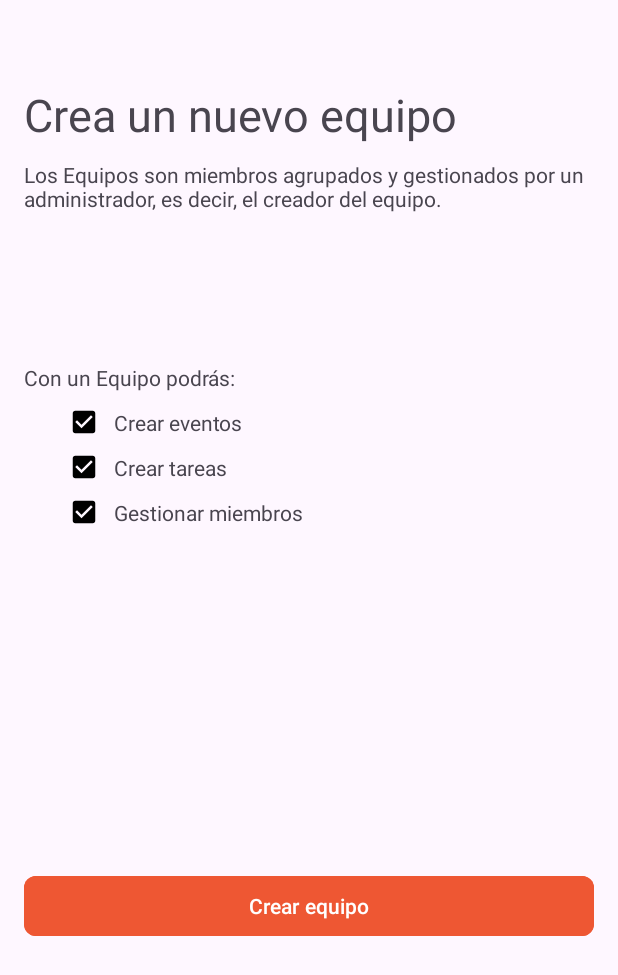
After one commit to isaurus/ggmanager.frontend.android, an Android app: the fragment InfoCreateTeamFragment shown on its own in the app's theme, on a phone screen of 412 x 824 dp. The commit adds this screen. Shown: the top 975 px of the screen. Run offline under Robolectric (Android 15) with nearby library versions, the phone set to English and light mode, and no system bars; our stand-ins replace Dagger/Hilt's generated code.

Commit message:
Feature Team

```diff
--- /dev/null
+++ b/app/src/main/java/com/isaac/ggmanager/ui/home/team/InfoCreateTeamFragment.java
@@ -0,0 +1,46 @@
+package com.isaac.ggmanager.ui.home.team;
+
+import android.os.Bundle;
+
+import androidx.annotation.NonNull;
+import androidx.annotation.Nullable;
+import androidx.fragment.app.Fragment;
+import androidx.navigation.Navigation;
+
+import android.view.LayoutInflater;
+import android.view.View;
+import android.view.ViewGroup;
+
+import com.isaac.ggmanager.R;
+import com.isaac.ggmanager.databinding.FragmentInfoCreateTeamBinding;
+import com.isaac.ggmanager.databinding.FragmentInitCreateTeamBinding;
+
+import dagger.hilt.android.AndroidEntryPoint;
+
+@AndroidEntryPoint
+public class InfoCreateTeamFragment extends Fragment {
+
+    private FragmentInfoCreateTeamBinding binding;
+
+    @Override
+    public View onCreateView(LayoutInflater inflater, ViewGroup container,
+                             Bundle savedInstanceState) {
+        binding = FragmentInfoCreateTeamBinding.inflate(inflater, container, false);
+        return binding.getRoot();
+    }
+
+    @Override
+    public void onViewCreated(@NonNull View view, @Nullable Bundle savedInstanceState) {
+        super.onViewCreated(view, savedInstanceState);
+
+        setUpListeners();
+    }
+
+    private void setUpListeners(){
+        // Acción para continuar al siguiente fragmento
+        binding.btnCreateTeam.setOnClickListener(v -> {
+            Navigation.findNavController(v)
+                    .navigate(R.id.action_infoCreateTeamFragment_to_createTeamFragment);
+        });
+    }
+}
--- a/app/src/main/java/com/isaac/ggmanager/ui/home/team/TeamContainerFragment.java
+++ b/app/src/main/java/com/isaac/ggmanager/ui/home/team/TeamContainerFragment.java
@@ -16,6 +16,10 @@ import com.isaac.ggmanager.ui.home.team.calendar.CalendarFragment;
 import com.isaac.ggmanager.ui.home.team.member.MemberFragment;
 import com.isaac.ggmanager.ui.home.team.task.TaskFragment;
 
+/**
+ * Contenedor para gestionar el flujo de los fragments contenidos en el caso de que el usuario
+ * pertenezca a algún equipo.
+ */
 public class TeamContainerFragment extends Fragment {
 
     private FragmentTeamContainerBinding binding;
--- /dev/null
+++ b/app/src/main/res/drawable/ic_checkbox.xml
@@ -0,0 +1,5 @@
+<vector xmlns:android="http://schemas.android.com/apk/res/android" android:height="20dp" android:tint="#000000" android:viewportHeight="24" android:viewportWidth="24" android:width="20dp">
+
+    <path android:fillColor="@android:color/white" android:pathData="M19,3L5,3c-1.11,0 -2,0.9 -2,2v14c0,1.1 0.89,2 2,2h14c1.11,0 2,-0.9 2,-2L21,5c0,-1.1 -0.89,-2 -2,-2zM10,17l-5,-5 1.41,-1.41L10,14.17l7.59,-7.59L19,8l-9,9z"/>
+
+</vector>
--- /dev/null
+++ b/app/src/main/res/layout/fragment_info_create_team.xml
@@ -0,0 +1,115 @@
+<?xml version="1.0" encoding="utf-8"?>
+<androidx.constraintlayout.widget.ConstraintLayout xmlns:android="http://schemas.android.com/apk/res/android"
+    xmlns:app="http://schemas.android.com/apk/res-auto"
+    xmlns:tools="http://schemas.android.com/tools"
+    android:layout_width="match_parent"
+    android:layout_height="match_parent"
+    tools:context=".ui.home.team.InfoCreateTeamFragment"
+    android:padding="16dp">
+
+
+    <TextView
+        android:id="@+id/tv_create_team_title"
+        android:layout_width="0dp"
+        android:layout_height="wrap_content"
+        android:layout_marginTop="40dp"
+        android:text="Crea un nuevo equipo"
+        android:textSize="30sp"
+        app:layout_constraintEnd_toEndOf="parent"
+        app:layout_constraintStart_toStartOf="parent"
+        app:layout_constraintTop_toTopOf="parent" />
+
+    <TextView
+        android:id="@+id/tv_create_team_subtitle"
+        android:layout_width="0dp"
+        android:layout_height="wrap_content"
+        android:layout_marginTop="10dp"
+        android:text="Los Equipos son miembros agrupados y gestionados por un administrador, es decir, el creador del equipo."
+        app:layout_constraintEnd_toEndOf="@+id/tv_create_team_title"
+        app:layout_constraintStart_toStartOf="@+id/tv_create_team_title"
+        app:layout_constraintTop_toBottomOf="@+id/tv_create_team_title" />
+
+    <TextView
+        android:id="@+id/tv_create_team_about"
+        android:layout_width="0dp"
+        android:layout_height="wrap_content"
+        android:layout_marginTop="100dp"
+        android:text="Con un Equipo podrás:"
+        app:layout_constraintEnd_toEndOf="@+id/tv_create_team_subtitle"
+        app:layout_constraintStart_toStartOf="@+id/tv_create_team_subtitle"
+        app:layout_constraintTop_toBottomOf="@+id/tv_create_team_subtitle" />
+
+    <ImageView
+        android:id="@+id/iv_events"
+        android:layout_width="wrap_content"
+        android:layout_height="wrap_content"
+        android:layout_marginStart="30dp"
+        android:layout_marginTop="10dp"
+        android:src="@drawable/ic_checkbox"
+        app:layout_constraintStart_toStartOf="parent"
+        app:layout_constraintTop_toBottomOf="@+id/tv_create_team_about" />
+
+    <TextView
+        android:id="@+id/tv_create_team_about_events"
+        android:layout_width="0dp"
+        android:layout_height="wrap_content"
+        android:layout_marginStart="10dp"
+        android:text="Crear eventos"
+        app:layout_constraintBottom_toBottomOf="@+id/iv_events"
+        app:layout_constraintEnd_toEndOf="@+id/tv_create_team_about"
+        app:layout_constraintStart_toEndOf="@+id/iv_events"
+        app:layout_constraintTop_toTopOf="@+id/iv_events" />
+
+    <ImageView
+        android:id="@+id/iv_tasks"
+        android:layout_width="wrap_content"
+        android:layout_height="wrap_content"
+        android:layout_marginTop="10dp"
+        android:src="@drawable/ic_checkbox"
+        app:layout_constraintEnd_toEndOf="@+id/iv_events"
+        app:layout_constraintStart_toStartOf="@+id/iv_events"
+        app:layout_constraintTop_toBottomOf="@+id/iv_events" />
+
+
+    <TextView
+        android:id="@+id/tv_create_team_about_tasks"
+        android:layout_width="0dp"
+        android:layout_height="wrap_content"
+        android:text="Crear tareas"
+        app:layout_constraintBottom_toBottomOf="@+id/iv_tasks"
+        app:layout_constraintEnd_toEndOf="@+id/tv_create_team_about_events"
+        app:layout_constraintStart_toStartOf="@+id/tv_create_team_about_events"
+        app:layout_constraintTop_toTopOf="@+id/iv_tasks" />
+
+    <ImageView
+        android:id="@+id/iv_members"
+        android:layout_width="wrap_content"
+        android:layout_height="wrap_content"
+        android:layout_marginTop="10dp"
+        android:src="@drawable/ic_checkbox"
+        app:layout_constraintEnd_toEndOf="@+id/iv_tasks"
+        app:layout_constraintStart_toStartOf="@+id/iv_tasks"
+        app:layout_constraintTop_toBottomOf="@+id/iv_tasks" />
+
+
+    <TextView
+        android:id="@+id/tv_create_team_about_members"
+        android:layout_width="0dp"
+        android:layout_height="wrap_content"
+        android:text="Gestionar miembros"
+        app:layout_constraintBottom_toBottomOf="@+id/iv_members"
+        app:layout_constraintEnd_toEndOf="@+id/tv_create_team_about_tasks"
+        app:layout_constraintStart_toStartOf="@+id/tv_create_team_about_tasks"
+        app:layout_constraintTop_toTopOf="@+id/iv_members" />
+
+    <com.google.android.material.button.MaterialButton
+        android:id="@+id/btn_create_team"
+        style="@style/Large_Button"
+        android:layout_marginBottom="180dp"
+        android:text="Crear equipo"
+        app:layout_constraintBottom_toBottomOf="parent"
+        app:layout_constraintEnd_toEndOf="parent"
+        app:layout_constraintStart_toStartOf="parent" />
+
+
+</androidx.constraintlayout.widget.ConstraintLayout>
--- a/app/src/main/res/values/strings.xml
+++ b/app/src/main/res/values/strings.xml
@@ -50,7 +50,8 @@
         <item>Turquía</item>
         <item>Ucrania</item>
     </string-array>
-
+    <!-- TODO: Remove or change this placeholder text -->
+    <string name="hello_blank_fragment">Hello blank fragment</string>
 
 
 </resources>
```
Also changed, not shown: app/src/main/java/com/isaac/ggmanager/di/AppModule.java (+15 -0 lines), app/src/main/java/com/isaac/ggmanager/domain/model/TeamModel.java (+19 -24 lines), app/src/main/java/com/isaac/ggmanager/ui/home/HomeActivity.java (+0 -12 lines), app/src/main/java/com/isaac/ggmanager/ui/home/team/CreateTeamContainerFragment.java (added, +38 -0 lines), app/src/main/java/com/isaac/ggmanager/ui/home/team/CreateTeamFragment.java (added, +44 -0 lines), app/src/main/java/com/isaac/ggmanager/ui/home/team/CreateTeamViewModel.java (added, +51 -0 lines), app/src/main/java/com/isaac/ggmanager/ui/home/team/CreateTeamViewState.java (added, +54 -0 lines), app/src/main/java/com/isaac/ggmanager/ui/home/team/InitCreateTeamFragment.java (added, +45 -0 lines), app/src/main/java/com/isaac/ggmanager/ui/home/team/TeamEntryViewModel.java (deleted, +0 -21 lines), app/src/main/java/com/isaac/ggmanager/ui/home/team/TeamEntryViewState.java (deleted, +0 -32 lines), app/src/main/res/drawable/ic_more_vert.xml (deleted, +0 -10 lines), app/src/main/res/layout/fragment_create_team.xml (added, +78 -0 lines), app/src/main/res/layout/fragment_create_team_container.xml (added, +10 -0 lines), app/src/main/res/layout/fragment_init_create_team.xml (added, +50 -0 lines), 1 more files.
